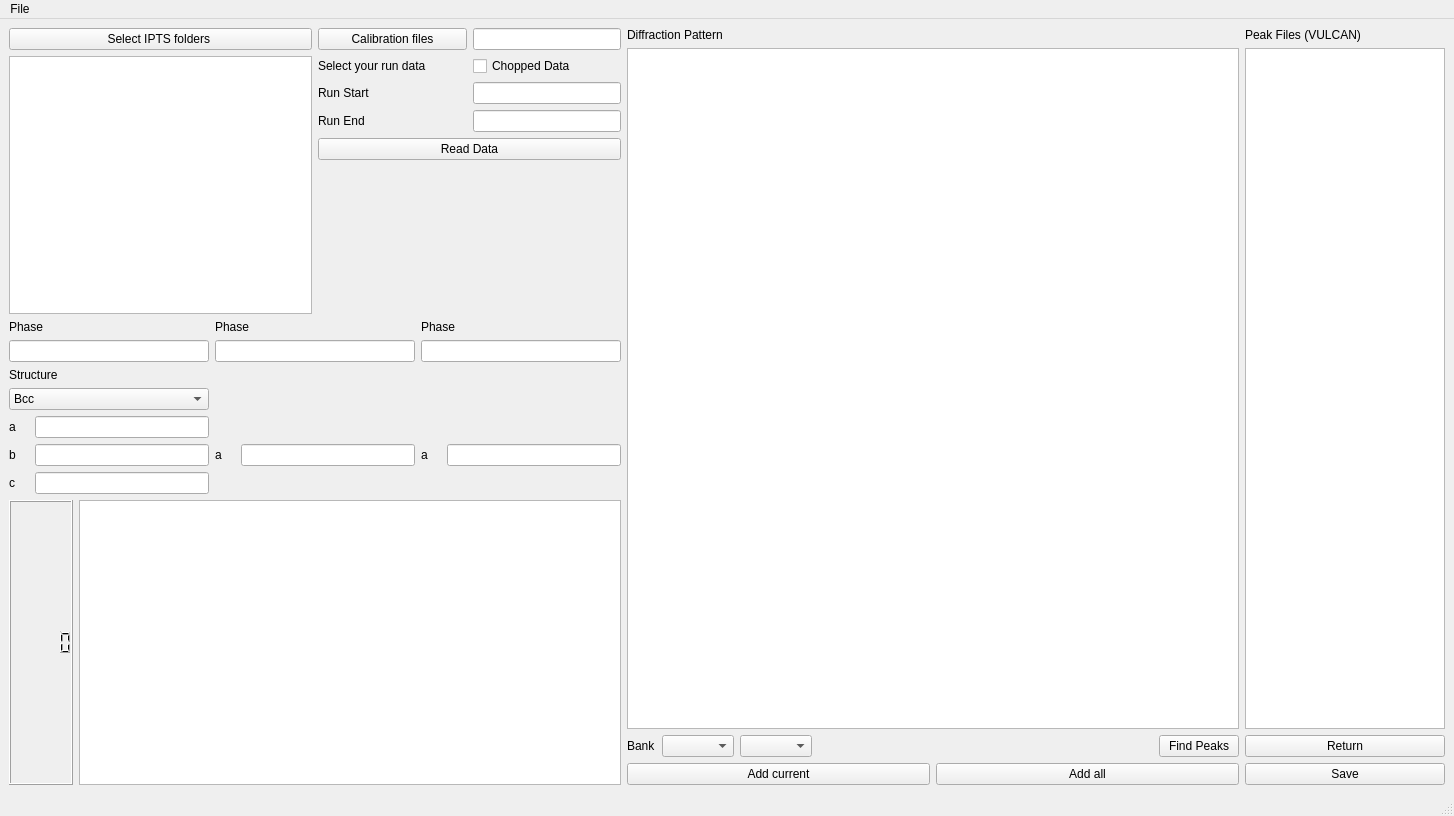
Old version of the form src/ui/gui/VdrivePeakPicker.ui in the repository neutrons/PyVDrive.
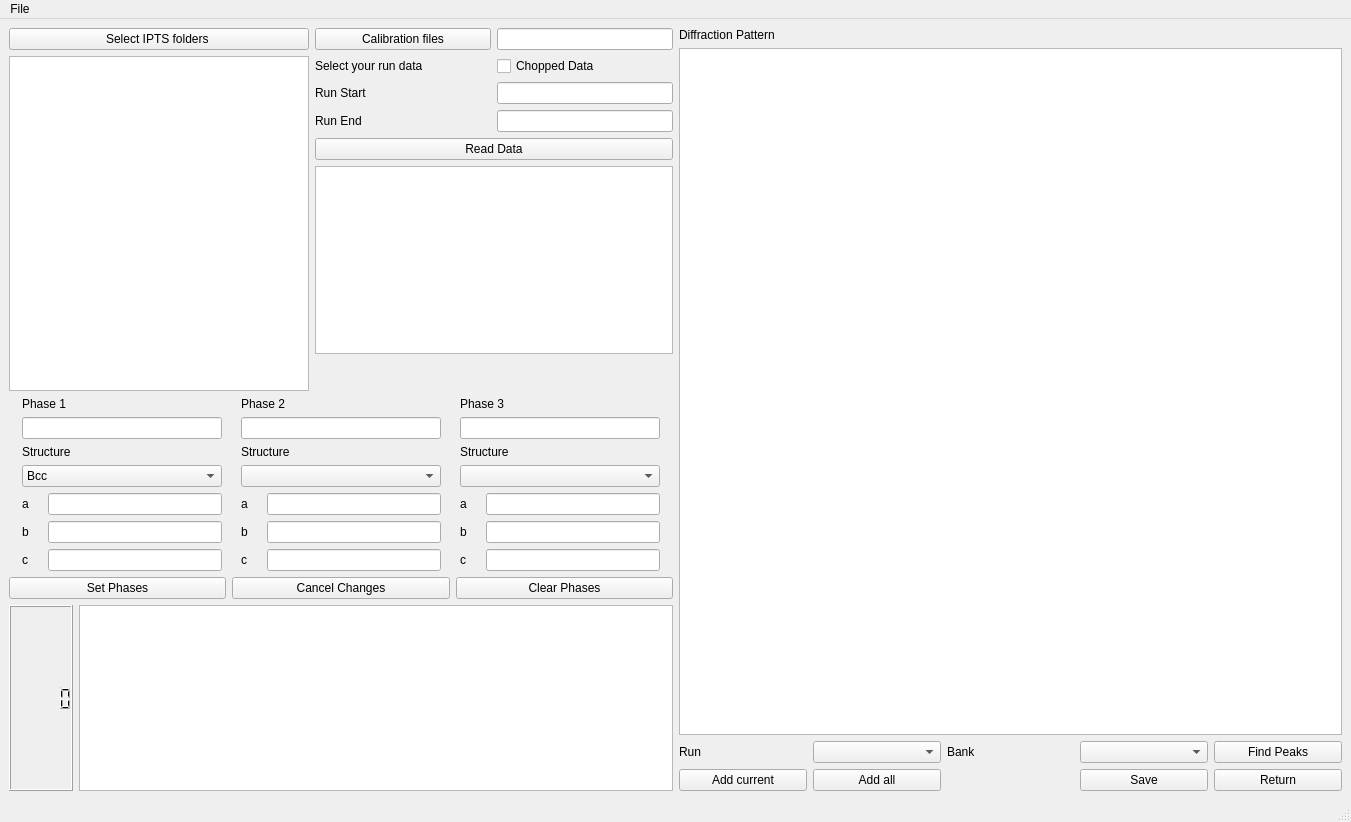
New version of the form. Custom widgets are drawn as their Qt base class.

The edit to the form file:
```diff
--- a/src/ui/gui/VdrivePeakPicker.ui
+++ b/src/ui/gui/VdrivePeakPicker.ui
@@ -6,8 +6,8 @@
    <rect>
     <x>0</x>
     <y>0</y>
-    <width>1454</width>
-    <height>816</height>
+    <width>1351</width>
+    <height>822</height>
    </rect>
   </property>
   <property name="windowTitle">
@@ -22,8 +22,8 @@
         <item>
          <layout class="QHBoxLayout" name="horizontalLayout_13">
           <item>
-           <layout class="QVBoxLayout" name="verticalLayout">
-            <item>
+           <layout class="QGridLayout" name="gridLayout_4">
+            <item row="0" column="0">
              <widget class="QPushButton" name="pushButton_8">
               <property name="sizePolicy">
                <sizepolicy hsizetype="Preferred" vsizetype="Fixed">
@@ -37,6 +37,12 @@
                 <height>0</height>
                </size>
               </property>
+              <property name="maximumSize">
+               <size>
+                <width>300</width>
+                <height>16777215</height>
+               </size>
+              </property>
               <property name="toolTip">
                <string>&lt;html&gt;&lt;head/&gt;&lt;body&gt;&lt;p&gt;push this button wil have blabla effect!&lt;/p&gt;&lt;/body&gt;&lt;/html&gt;</string>
               </property>
@@ -45,7 +51,7 @@
               </property>
              </widget>
             </item>
-            <item>
+            <item row="1" column="0">
              <widget class="VdriveRunManagerTree" name="treeView_iptsRun">
               <property name="sizePolicy">
                <sizepolicy hsizetype="Preferred" vsizetype="Expanding">
@@ -59,6 +65,12 @@
                 <height>0</height>
                </size>
               </property>
+              <property name="maximumSize">
+               <size>
+                <width>300</width>
+                <height>16777215</height>
+               </size>
+              </property>
              </widget>
             </item>
            </layout>
@@ -85,6 +97,12 @@
                   <verstretch>0</verstretch>
                  </sizepolicy>
                 </property>
+                <property name="maximumSize">
+                 <size>
+                  <width>200</width>
+                  <height>16777215</height>
+                 </size>
+                </property>
                 <property name="text">
                  <string/>
                 </property>
@@ -120,6 +138,12 @@
                   <verstretch>0</verstretch>
                  </sizepolicy>
                 </property>
+                <property name="maximumSize">
+                 <size>
+                  <width>200</width>
+                  <height>16777215</height>
+                 </size>
+                </property>
                </widget>
               </item>
               <item row="1" column="0">
@@ -137,6 +161,12 @@
                   <verstretch>0</verstretch>
                  </sizepolicy>
                 </property>
+                <property name="maximumSize">
+                 <size>
+                  <width>200</width>
+                  <height>16777215</height>
+                 </size>
+                </property>
                </widget>
               </item>
               <item row="0" column="0">
@@ -162,6 +192,25 @@
               </item>
              </layout>
             </item>
+            <item>
+             <widget class="QTableWidget" name="tableWidget_existingPeakFile">
+              <property name="sizePolicy">
+               <sizepolicy hsizetype="Preferred" vsizetype="Expanding">
+                <horstretch>0</horstretch>
+                <verstretch>0</verstretch>
+               </sizepolicy>
+              </property>
+              <property name="maximumSize">
+               <size>
+                <width>1000</width>
+                <height>16777215</height>
+               </size>
+              </property>
+              <property name="toolTip">
+               <string>&lt;html&gt;&lt;head/&gt;&lt;body&gt;&lt;p&gt;Contain the overall ifnormation of all peak information. &lt;/p&gt;&lt;p&gt;List all the peak files that available for this IPTS&lt;/p&gt;&lt;/body&gt;&lt;/html&gt;</string>
+              </property>
+             </widget>
+            </item>
             <item>
              <spacer name="verticalSpacer_2">
               <property name="orientation">
@@ -191,6 +240,12 @@
                 <verstretch>0</verstretch>
                </sizepolicy>
               </property>
+              <property name="maximumSize">
+               <size>
+                <width>200</width>
+                <height>16777215</height>
+               </size>
+              </property>
              </widget>
             </item>
             <item row="0" column="1">
@@ -201,6 +256,12 @@
                 <verstretch>0</verstretch>
                </sizepolicy>
               </property>
+              <property name="maximumSize">
+               <size>
+                <width>200</width>
+                <height>16777215</height>
+               </size>
+              </property>
              </widget>
             </item>
             <item row="0" column="0">
@@ -224,6 +285,12 @@
                 <verstretch>0</verstretch>
                </sizepolicy>
               </property>
+              <property name="maximumSize">
+               <size>
+                <width>200</width>
+                <height>16777215</height>
+               </size>
+              </property>
              </widget>
             </item>
             <item row="1" column="0">
@@ -257,13 +324,13 @@
           <item row="0" column="2">
            <widget class="QLabel" name="label_20">
             <property name="text">
-             <string>Phase</string>
+             <string>Phase 3</string>
             </property>
            </widget>
           </item>
           <item row="4" column="2">
            <layout class="QGridLayout" name="gridLayout_12">
-            <item row="0" column="0">
+            <item row="1" column="0">
              <widget class="QLabel" name="label_23">
               <property name="maximumSize">
                <size>
@@ -272,7 +339,23 @@
                </size>
               </property>
               <property name="text">
-               <string>a</string>
+               <string>b</string>
+              </property>
+             </widget>
+            </item>
+            <item row="1" column="1">
+             <widget class="QLineEdit" name="lineEdit_b3">
+              <property name="sizePolicy">
+               <sizepolicy hsizetype="Preferred" vsizetype="Fixed">
+                <horstretch>0</horstretch>
+                <verstretch>0</verstretch>
+               </sizepolicy>
+              </property>
+              <property name="maximumSize">
+               <size>
+                <width>200</width>
+                <height>16777215</height>
+               </size>
               </property>
              </widget>
             </item>
@@ -283,6 +366,42 @@
                 <horstretch>0</horstretch>
                 <verstretch>0</verstretch>
                </sizepolicy>
+              </property>
+              <property name="maximumSize">
+               <size>
+                <width>200</width>
+                <height>16777215</height>
+               </size>
+              </property>
+             </widget>
+            </item>
+            <item row="2" column="1">
+             <widget class="QLineEdit" name="lineEdit_c3">
+              <property name="sizePolicy">
+               <sizepolicy hsizetype="Preferred" vsizetype="Fixed">
+                <horstretch>0</horstretch>
+                <verstretch>0</verstretch>
+               </sizepolicy>
+              </property>
+              <property name="maximumSize">
+               <size>
+                <width>200</width>
+                <height>16777215</height>
+               </size>
+              </property>
+             </widget>
+            </item>
+            <item row="0" column="0">
+             <widget class="QLabel" name="label_8">
+              <property name="text">
+               <string>a</string>
+              </property>
+             </widget>
+            </item>
+            <item row="2" column="0">
+             <widget class="QLabel" name="label_9">
+              <property name="text">
+               <string>c</string>
               </property>
              </widget>
             </item>
@@ -296,17 +415,29 @@
               <verstretch>0</verstretch>
              </sizepolicy>
             </property>
+            <property name="maximumSize">
+             <size>
+              <width>200</width>
+              <height>16777215</height>
+             </size>
+            </property>
            </widget>
           </item>
           <item row="0" column="1">
            <widget class="QLabel" name="label_15">
             <property name="text">
-             <string>Phase</string>
+             <string>Phase 2</string>
             </property>
            </widget>
           </item>
           <item row="3" column="0">
-           <widget class="QComboBox" name="comboBox_2">
+           <widget class="QComboBox" name="comboBox_structure1">
+            <property name="maximumSize">
+             <size>
+              <width>200</width>
+              <height>16777215</height>
+             </size>
+            </property>
             <item>
              <property name="text">
               <string>Bcc</string>
@@ -332,10 +463,22 @@
               <verstretch>0</verstretch>
              </sizepolicy>
             </property>
+            <property name="maximumSize">
+             <size>
+              <width>200</width>
+              <height>16777215</height>
+             </size>
+            </property>
            </widget>
           </item>
           <item row="2" column="0">
            <widget class="QLabel" name="label_21">
+            <property name="maximumSize">
+             <size>
+              <width>200</width>
+              <height>16777215</height>
+             </size>
+            </property>
             <property name="text">
              <string>Structure</string>
             </property>
@@ -348,11 +491,43 @@
               <horstretch>0</horstretch>
               <verstretch>0</verstretch>
              </sizepolicy>
+            </property>
+            <property name="maximumSize">
+             <size>
+              <width>200</width>
+              <height>16777215</height>
+             </size>
+            </property>
+           </widget>
+          </item>
+          <item row="3" column="1">
+           <widget class="QComboBox" name="comboBox_structure2">
+            <property name="maximumSize">
+             <size>
+              <width>200</width>
+              <height>16777215</height>
+             </size>
             </property>
            </widget>
           </item>
           <item row="4" column="1">
            <layout class="QGridLayout" name="gridLayout_11">
+            <item row="1" column="1">
+             <widget class="QLineEdit" name="lineEdit_b2">
+              <property name="sizePolicy">
+               <sizepolicy hsizetype="Preferred" vsizetype="Fixed">
+                <horstretch>0</horstretch>
+                <verstretch>0</verstretch>
+               </sizepolicy>
+              </property>
+              <property name="maximumSize">
+               <size>
+                <width>200</width>
+                <height>16777215</height>
+               </size>
+              </property>
+             </widget>
+            </item>
             <item row="0" column="1">
              <widget class="QLineEdit" name="lineEdit_16">
               <property name="sizePolicy">
@@ -361,6 +536,12 @@
                 <verstretch>0</verstretch>
                </sizepolicy>
               </property>
+              <property name="maximumSize">
+               <size>
+                <width>200</width>
+                <height>16777215</height>
+               </size>
+              </property>
              </widget>
             </item>
             <item row="0" column="0">
@@ -376,12 +557,97 @@
               </property>
              </widget>
             </item>
+            <item row="2" column="1">
+             <widget class="QLineEdit" name="lineEdit_c2">
+              <property name="sizePolicy">
+               <sizepolicy hsizetype="Preferred" vsizetype="Fixed">
+                <horstretch>0</horstretch>
+                <verstretch>0</verstretch>
+               </sizepolicy>
+              </property>
+              <property name="maximumSize">
+               <size>
+                <width>200</width>
+                <height>16777215</height>
+               </size>
+              </property>
+             </widget>
+            </item>
+            <item row="1" column="0">
+             <widget class="QLabel" name="label_4">
+              <property name="text">
+               <string>b</string>
+              </property>
+             </widget>
+            </item>
+            <item row="2" column="0">
+             <widget class="QLabel" name="label_7">
+              <property name="text">
+               <string>c</string>
+              </property>
+             </widget>
+            </item>
            </layout>
           </item>
+          <item row="2" column="2">
+           <widget class="QLabel" name="label_6">
+            <property name="text">
+             <string>Structure</string>
+            </property>
+           </widget>
+          </item>
+          <item row="2" column="1">
+           <widget class="QLabel" name="label_5">
+            <property name="text">
+             <string>Structure</string>
+            </property>
+           </widget>
+          </item>
+          <item row="3" column="2">
+           <widget class="QComboBox" name="comboBox_structure3">
+            <property name="maximumSize">
+             <size>
+              <width>200</width>
+              <height>16777215</height>
+             </size>
+            </property>
+           </widget>
+          </item>
           <item row="0" column="0">
            <widget class="QLabel" name="label_16">
+            <property name="maximumSize">
+             <size>
+              <width>200</width>
+              <height>16777215</height>
+             </size>
+            </property>
             <property name="text">
-             <string>Phase</string>
+             <string>Phase 1</string>
+            </property>
+           </widget>
+          </item>
+         </layout>
+        </item>
+        <item>
+         <layout class="QHBoxLayout" name="horizontalLayout_5">
+          <item>
+           <widget class="QPushButton" name="pushButton_setPhases">
+            <property name="text">
+             <string>Set Phases</string>
+            </property>
+           </widget>
+          </item>
+          <item>
+           <widget class="QPushButton" name="pushButton_cancelPhaseChange">
+            <property name="text">
+             <string>Cancel Changes</string>
+            </property>
+           </widget>
+          </item>
+          <item>
+           <widget class="QPushButton" name="pushButton_clearPhase">
+            <property name="text">
+             <string>Clear Phases</string>
             </property>
            </widget>
           </item>
@@ -441,38 +707,32 @@
          <widget class="DiffractionPlotView" name="graphicsView_main"/>
         </item>
         <item>
-         <layout class="QHBoxLayout" name="horizontalLayout_15">
-          <item>
-           <widget class="QLabel" name="label_4">
+         <layout class="QGridLayout" name="gridLayout_2">
+          <item row="0" column="2">
+           <widget class="QLabel" name="label_10">
             <property name="text">
              <string>Bank</string>
             </property>
            </widget>
           </item>
-          <item>
+          <item row="0" column="1">
            <widget class="QComboBox" name="comboBox_runNumber"/>
           </item>
-          <item>
+          <item row="0" column="0">
+           <widget class="QLabel" name="label_12">
+            <property name="text">
+             <string>Run</string>
+            </property>
+           </widget>
+          </item>
+          <item row="0" column="3">
            <widget class="QComboBox" name="comboBox_bankNumbers">
             <property name="toolTip">
              <string>&lt;html&gt;&lt;head/&gt;&lt;body&gt;&lt;p&gt;List the available of bank numbers of the loaded&lt;/p&gt;&lt;/body&gt;&lt;/html&gt;</string>
             </property>
            </widget>
           </item>
-          <item>
-           <spacer name="horizontalSpacer">
-            <property name="orientation">
-             <enum>Qt::Horizontal</enum>
-            </property>
-            <property name="sizeHint" stdset="0">
-             <size>
-              <width>40</width>
-              <height>20</height>
-             </size>
-            </property>
-           </spacer>
-          </item>
-          <item>
+          <item row="0" column="4">
            <widget class="QPushButton" name="pushButton_findPeaks">
             <property name="toolTip">
              <string>&lt;html&gt;&lt;head/&gt;&lt;body&gt;&lt;p&gt;Find all peaks in the diffraction pattern&lt;/p&gt;&lt;p&gt;Case 1: If user does not provide structure information, then it will run FindPeaks();&lt;/p&gt;&lt;p&gt;Case 2: If user gives known structure, then this one will just plot peaks according to lattice parameters.&lt;/p&gt;&lt;/body&gt;&lt;/html&gt;</string>
@@ -482,11 +742,7 @@
             </property>
            </widget>
           </item>
-         </layout>
-        </item>
-        <item>
-         <layout class="QHBoxLayout" name="horizontalLayout_16">
-          <item>
+          <item row="1" column="0">
            <widget class="QPushButton" name="pushButton_addCurrentPeak">
             <property name="toolTip">
              <string>&lt;html&gt;&lt;head/&gt;&lt;body&gt;&lt;p&gt;Add currently selected and fitted peaks to 'Peak File' to the right&lt;/p&gt;&lt;/body&gt;&lt;/html&gt;</string>
@@ -496,7 +752,7 @@
             </property>
            </widget>
           </item>
-          <item>
+          <item row="1" column="1">
            <widget class="QPushButton" name="pushButton_addAllPeaks">
             <property name="toolTip">
              <string>&lt;html&gt;&lt;head/&gt;&lt;body&gt;&lt;p&gt;Is used for the case that user can give the unit cell size&lt;/p&gt;&lt;/body&gt;&lt;/html&gt;</string>
@@ -506,41 +762,17 @@
             </property>
            </widget>
           </item>
-         </layout>
-        </item>
-       </layout>
-      </item>
-      <item>
-       <layout class="QVBoxLayout" name="verticalLayout_9">
-        <item>
-         <widget class="QLabel" name="label_3">
-          <property name="text">
-           <string>Peak Files (VULCAN)</string>
-          </property>
-         </widget>
-        </item>
-        <item>
-         <widget class="QTableWidget" name="tableWidget">
-          <property name="sizePolicy">
-           <sizepolicy hsizetype="Minimum" vsizetype="Expanding">
-            <horstretch>0</horstretch>
-            <verstretch>0</verstretch>
-           </sizepolicy>
-          </property>
-          <property name="maximumSize">
-           <size>
-            <width>200</width>
-            <height>16777215</height>
-           </size>
-          </property>
-          <property name="toolTip">
-           <string>&lt;html&gt;&lt;head/&gt;&lt;body&gt;&lt;p&gt;Contain the overall ifnormation of all peak information. &lt;/p&gt;&lt;p&gt;List all the peak files that available for this IPTS&lt;/p&gt;&lt;/body&gt;&lt;/html&gt;</string>
-          </property>
-         </widget>
-        </item>
-        <item>
-         <layout class="QHBoxLayout" name="horizontalLayout_17">
-          <item>
+          <item row="1" column="3">
+           <widget class="QPushButton" name="pushButton_save">
+            <property name="toolTip">
+             <string>&lt;html&gt;&lt;head/&gt;&lt;body&gt;&lt;p&gt;push this button wil have blabla effect!&lt;/p&gt;&lt;/body&gt;&lt;/html&gt;</string>
+            </property>
+            <property name="text">
+             <string>Save</string>
+            </property>
+           </widget>
+          </item>
+          <item row="1" column="4">
            <widget class="QPushButton" name="pushButton_return">
             <property name="toolTip">
              <string>&lt;html&gt;&lt;head/&gt;&lt;body&gt;&lt;p&gt;push this button wil have blabla effect!&lt;/p&gt;&lt;/body&gt;&lt;/html&gt;</string>
@@ -553,14 +785,7 @@
          </layout>
         </item>
         <item>
-         <widget class="QPushButton" name="pushButton_save">
-          <property name="toolTip">
-           <string>&lt;html&gt;&lt;head/&gt;&lt;body&gt;&lt;p&gt;push this button wil have blabla effect!&lt;/p&gt;&lt;/body&gt;&lt;/html&gt;</string>
-          </property>
-          <property name="text">
-           <string>Save</string>
-          </property>
-         </widget>
+         <layout class="QHBoxLayout" name="horizontalLayout_16"/>
         </item>
        </layout>
       </item>
@@ -573,7 +798,7 @@
     <rect>
      <x>0</x>
      <y>0</y>
-     <width>1454</width>
+     <width>1351</width>
      <height>25</height>
     </rect>
    </property>
```
Left out of the diff: 19 changed lines with no effect on the pictures.
